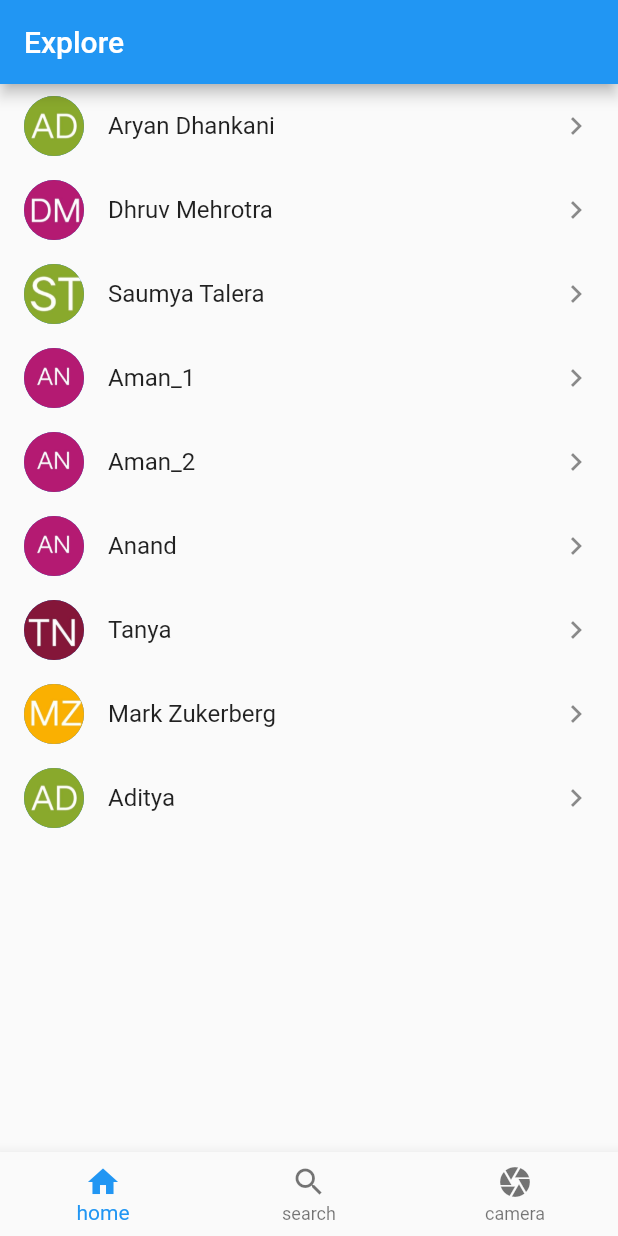
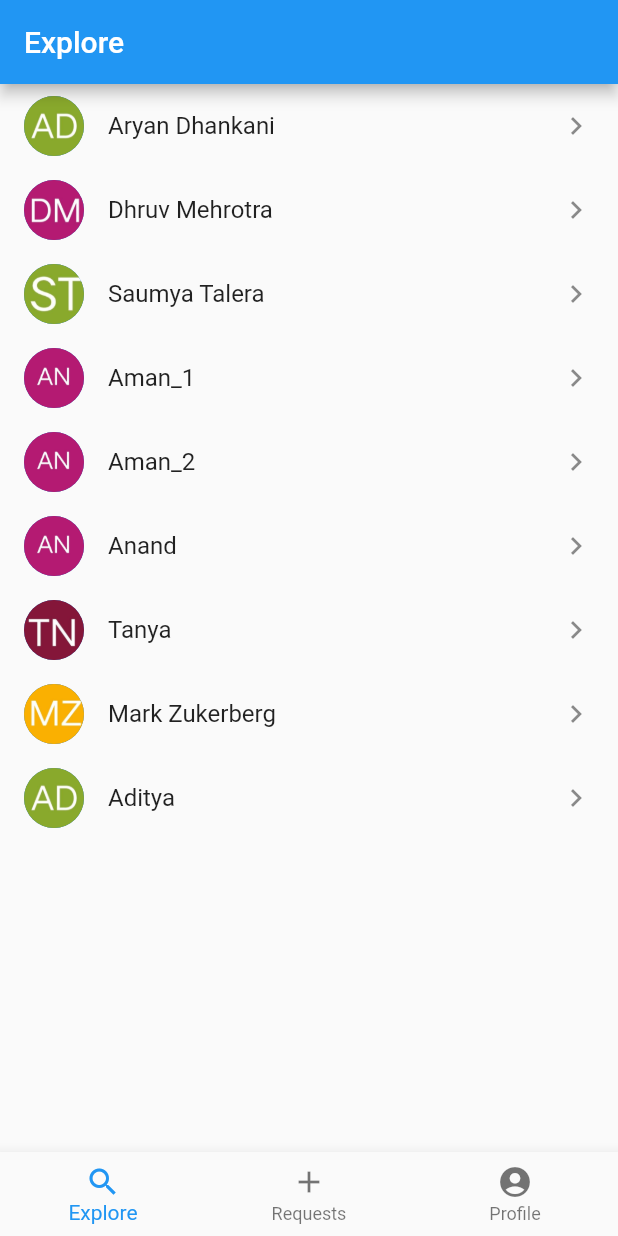
Before and after one commit to very-useless/ice_breaker_2, a Flutter app: the screen it shows after launch, on a phone screen of 412 x 824 dp. Run offline on Flutter 3.47's test engine with Material 2 defaults, Android fonts, the phone set to English and light mode, and no system bars.

Commit message:
pg 2 final

```diff
--- a/lib/main.dart
+++ b/lib/main.dart
@@ -17,18 +17,18 @@ class MyApp extends StatelessWidget {
         bottomNavigationBar: BottomNavigationBar(
           items: [
             BottomNavigationBarItem(
-                icon: Icon(Icons.home),
-                title: Text("home"),
+                icon: Icon(Icons.search),
+                title: Text("Explore"),
                 backgroundColor: Colors.blue
             ),
             BottomNavigationBarItem(
-                icon: Icon(Icons.search),
-                title: Text("search"),
+                icon: Icon(Icons.add),
+                title: Text("Requests"),
                 backgroundColor: Colors.blue
             ),
             BottomNavigationBarItem(
-                icon: Icon(Icons.camera),
-                title: Text("camera"),
+                icon: Icon(Icons.account_circle),
+                title: Text("Profile"),
                 backgroundColor: Colors.blue
             ),
 
```
